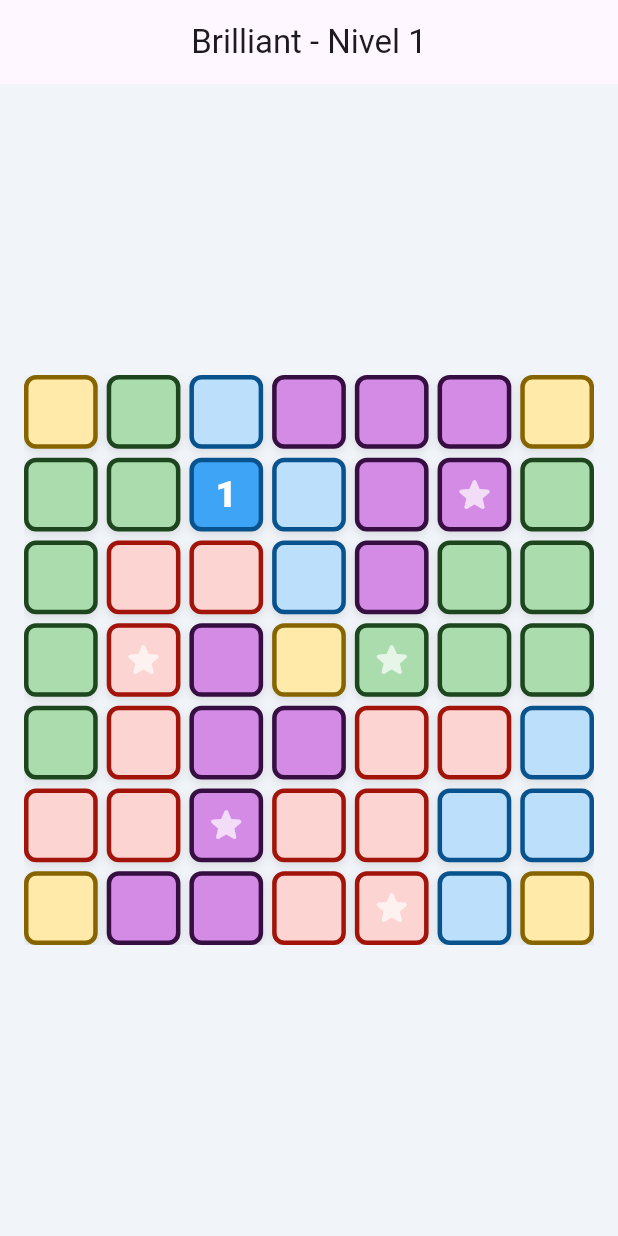
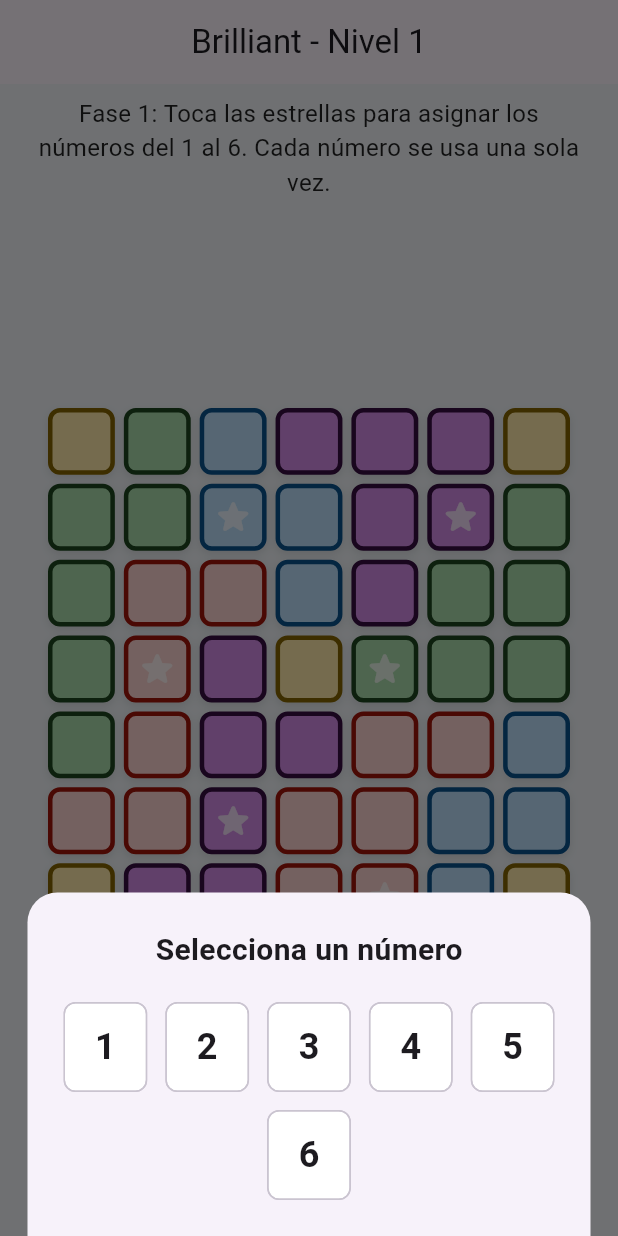
Before and after one commit to fabianMc328/brilliant, a Flutter app: the screen it shows after launch, after a tap on the "star" icon, on a phone screen of 412 x 824 dp. Run offline on Flutter 3.47's test engine with Material 3 defaults, Android fonts, the phone set to English and light mode, and no system bars; our stand-ins replace flutter_bloc.

Commit message:
logica de poner numeros hecha.

```diff
--- a/lib/juego_bloc.dart
+++ b/lib/juego_bloc.dart
@@ -74,7 +74,7 @@ class JuegoBloc extends Bloc<JuegoEvento, JuegoEstado> {
       // REGLA: No permitir avanzar hasta tener todos los valores (los 6) asignados
       if (estadoActual.listosParaAvanzar) {
         // ¡Las 6 casillas inciales ya tienen número!
-        emit(JuegoEnProgreso());
+        emit(JuegoEnProgreso(valoresColocados: estadoActual.valoresColocados));
       } else {
         // Aún faltan casillas por llenar
         final faltantes = estadoActual.casillasInciales.length - estadoActual.valoresColocados.length;
--- a/lib/juego_estado.dart
+++ b/lib/juego_estado.dart
@@ -33,7 +33,10 @@ class JuegoEsperandoValoresIniciales extends JuegoEstado {
 
 /// Fase 2: El juego ha comenzado
 class JuegoEnProgreso extends JuegoEstado {
-  // Aquí se manejará el estado durante la partida
+  /// Todos los valores que hay actualmente en el tablero
+  final Map<Coordenada, int> valoresColocados;
+
+  JuegoEnProgreso({required this.valoresColocados});
 }
 
 /// Estado para mostrar errores (ej. intentar colocar un número repetido)
--- a/lib/main.dart
+++ b/lib/main.dart
@@ -1,5 +1,7 @@
 import 'package:flutter/material.dart';
+import 'package:flutter_bloc/flutter_bloc.dart';
 import 'pantalla_juego.dart';
+import 'juego_bloc.dart';
 
 void main() {
   runApp(const AplicacionBrilliant());
@@ -17,7 +19,10 @@ class AplicacionBrilliant extends StatelessWidget {
         useMaterial3: true,
         scaffoldBackgroundColor: const Color(0xFFF1F5F9),
       ),
-      home: const PantallaJuego(),
+      home: BlocProvider(
+        create: (context) => JuegoBloc(),
+        child: const PantallaJuego(),
+      ),
     );
   }
 }
--- a/lib/pantalla_juego.dart
+++ b/lib/pantalla_juego.dart
@@ -1,7 +1,11 @@
 import 'package:flutter/material.dart';
+import 'package:flutter_bloc/flutter_bloc.dart';
 import 'casilla_juego.dart';
 import 'tipo.dart';
 import 'region.dart';
+import 'juego_bloc.dart';
+import 'juego_evento.dart';
+import 'juego_estado.dart';
 
 class PantallaJuego extends StatefulWidget {
   const PantallaJuego({super.key});
@@ -23,9 +27,6 @@ class _PantallaJuegoState extends State<PantallaJuego> {
     const Coordenada(6, 4), // Rojo
   ];
 
-  // Mapa temporal para guardar los números que pongamos en la UI
-  Map<Coordenada, int> valores = {};
-
   @override
   void initState() {
     super.initState();
@@ -45,48 +46,131 @@ class _PantallaJuegoState extends State<PantallaJuego> {
       [colorRojo, colorRojo, colorMorado, colorRojo, colorRojo, colorAzul, colorAzul],
       [colorAmarillo, colorMorado, colorMorado, colorRojo, colorRojo, colorAzul, colorAmarillo],
     ];
+
+    // Iniciamos la configuración enviando las coordenadas al Bloc
+    context.read<JuegoBloc>().add(IniciarConfiguracionInicial(casillasIniciales));
   }
 
-  void _alTocarCasilla(Coordenada coord) {
-    if (casillasIniciales.contains(coord)) {
-      setState(() {
-        // Simulamos la inserción de números ciclando del 1 al 6 para probar la UI
-        int valorActual = valores[coord] ?? 0;
-        if (valorActual >= 6) {
-          valores.remove(coord);
-        } else {
-          valores[coord] = valorActual + 1;
-        }
-      });
-    }
+  void _alTocarCasilla(BuildContext context, Coordenada coord, JuegoEsperandoValoresIniciales estado) {
+    showModalBottomSheet(
+      context: context,
+      shape: const RoundedRectangleBorder(
+        borderRadius: BorderRadius.vertical(top: Radius.circular(20)),
+      ),
+      builder: (ctx) {
+        return Padding(
+          padding: const EdgeInsets.all(24.0),
+          child: Column(
+            mainAxisSize: MainAxisSize.min,
+            children: [
+              const Text(
+                'Selecciona un número',
+                style: TextStyle(fontSize: 20, fontWeight: FontWeight.bold),
+              ),
+              const SizedBox(height: 20),
+              Wrap(
+                spacing: 12,
+                runSpacing: 12,
+                alignment: WrapAlignment.center,
+                children: List.generate(6, (index) {
+                  final numero = index + 1;
+                  // Verificamos si este número ya fue colocado en otra casilla
+                  final yaUsado = estado.valoresColocados.containsValue(numero) &&
+                                  estado.valoresColocados[coord] != numero;
+
+                  return ActionChip(
+                    label: Text(
+                      '$numero',
+                      style: const TextStyle(fontSize: 24, fontWeight: FontWeight.bold),
+                    ),
+                    padding: const EdgeInsets.all(12),
+                    backgroundColor: yaUsado ? Colors.grey.shade300 : Colors.white,
+                    disabledColor: Colors.grey.shade300,
+                    onPressed: yaUsado
+                        ? null
+                        : () {
+                            context.read<JuegoBloc>().add(ColocarValorInicial(coord, numero));
+                            Navigator.pop(ctx); // Cierra el bottom sheet
+                          },
+                  );
+                }),
+              ),
+            ],
+          ),
+        );
+      },
+    );
   }
 
   @override
   Widget build(BuildContext context) {
+    return BlocConsumer<JuegoBloc, JuegoEstado>(
+      listener: (context, state) {
+        if (state is JuegoError) {
+          ScaffoldMessenger.of(context).showSnackBar(
+            SnackBar(content: Text(state.mensaje), backgroundColor: Colors.red),
+          );
+        } else if (state is JuegoEnProgreso) {
+          ScaffoldMessenger.of(context).showSnackBar(
+            const SnackBar(content: Text('¡Tablero listo! Fase 1 completada.'), backgroundColor: Colors.green),
+          );
+        }
+      },
+      builder: (context, state) {
+        // Encontrar el estado que contiene nuestros valores colocados
+        JuegoEsperandoValoresIniciales? estadoInicial;
+        if (state is JuegoEsperandoValoresIniciales) {
+          estadoInicial = state;
+        } else if (state is JuegoError && state.estadoAnterior is JuegoEsperandoValoresIniciales) {
+          estadoInicial = state.estadoAnterior as JuegoEsperandoValoresIniciales;
+        }
+
+        final Map<Coordenada, int> valoresActuales;
+        if (state is JuegoEnProgreso) {
+          valoresActuales = state.valoresColocados;
+        } else {
+          valoresActuales = estadoInicial?.valoresColocados ?? {};
+        }
+
+        final bool listoParaAvanzar = estadoInicial?.listosParaAvanzar ?? false;
+
         return Scaffold(
           appBar: AppBar(
             title: const Text('Brilliant - Nivel 1'),
             centerTitle: true,
           ),
-      body: Center(
+          body: Column(
+            mainAxisAlignment: MainAxisAlignment.center,
+            children: [
+              if (state is! JuegoEnProgreso)
+                const Padding(
+                  padding: EdgeInsets.symmetric(horizontal: 24.0, vertical: 8.0),
+                  child: Text(
+                    'Fase 1: Toca las estrellas para asignar los números del 1 al 6. Cada número se usa una sola vez.',
+                    textAlign: TextAlign.center,
+                    style: TextStyle(fontSize: 16, color: Colors.black87),
+                  ),
+                ),
+              Expanded(
+                child: Center(
                   child: AspectRatio(
                     aspectRatio: 1,
                     child: Padding(
-            padding: const EdgeInsets.all(16.0),
+                      padding: const EdgeInsets.all(32.0), // Aumentado para que no sea tan grande
                       child: GridView.builder(
                         physics: const NeverScrollableScrollPhysics(),
                         gridDelegate: const SliverGridDelegateWithFixedCrossAxisCount(
-                crossAxisCount: 7, // 7 columnas
+                          crossAxisCount: 7,
                           crossAxisSpacing: 6.0,
                           mainAxisSpacing: 6.0,
                         ),
-              itemCount: 49, // 7x7 casillas
+                        itemCount: 49,
                     itemBuilder: (context, index) {
                       final fila = index ~/ 7;
                       final columna = index % 7;
                       final coord = Coordenada(fila, columna);
                       final esInicial = casillasIniciales.contains(coord);
-                final valor = valores[coord];
+                      final valor = valoresActuales[coord];
 
                       // Dibujar una estrella si es casilla inicial y no tiene valor aún
                       Widget? contenido;
@@ -99,7 +183,9 @@ class _PantallaJuegoState extends State<PantallaJuego> {
                       }
 
                       return GestureDetector(
-                  onTap: esInicial ? () => _alTocarCasilla(coord) : null,
+                        onTap: (esInicial && estadoInicial != null)
+                            ? () => _alTocarCasilla(context, coord, estadoInicial!)
+                            : null,
                         child: Stack(
                           alignment: Alignment.center,
                           children: [
@@ -122,7 +208,26 @@ class _PantallaJuegoState extends State<PantallaJuego> {
                   ),
                 ),
               ),
+              ), // Close Center
+              ), // Close Expanded
+              const SizedBox(height: 20),
+              // Botón de comenzar nivel
+              if (state is JuegoEsperandoValoresIniciales || (state is JuegoError && state.estadoAnterior is JuegoEsperandoValoresIniciales))
+                ElevatedButton.icon(
+                  onPressed: listoParaAvanzar
+                      ? () => context.read<JuegoBloc>().add(AvanzarJuego())
+                      : null,
+                  icon: const Icon(Icons.play_arrow),
+                  label: const Text('Comenzar Nivel'),
+                  style: ElevatedButton.styleFrom(
+                    padding: const EdgeInsets.symmetric(horizontal: 32, vertical: 16),
+                    textStyle: const TextStyle(fontSize: 18, fontWeight: FontWeight.bold),
                   ),
+                ),
+            ],
+          ),
+        );
+      },
     );
   }
 }
```
Lines whose indentation alone changed are shown as unchanged.
